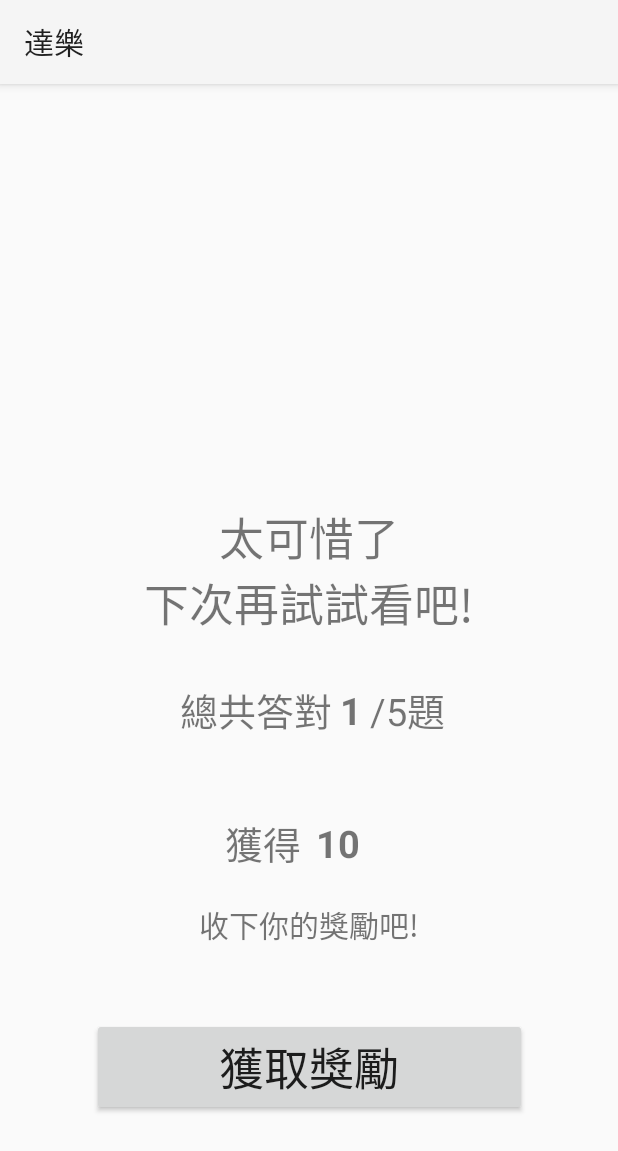
After one commit to YiChi517/daller1.0, an Android app: the fragment FailFragment shown on its own in the app's theme, on a phone screen of 412 x 824 dp. The commit adds this screen. Shown: the top 1151 px of the screen. Run offline under Robolectric (Android 15) with nearby library versions, the phone set to English and light mode, and no system bars.

Commit message:
新增UI: 1.開始的頁面 2.挑戰成功頁面 3.挑戰失敗頁面

```diff
--- /dev/null
+++ b/app/src/main/java/com/example/dalleralpha1_0_0/home/FailFragment.kt
@@ -0,0 +1,60 @@
+package com.example.dalleralpha1_0_0.home
+
+import android.os.Bundle
+import androidx.fragment.app.Fragment
+import android.view.LayoutInflater
+import android.view.View
+import android.view.ViewGroup
+import com.example.dalleralpha1_0_0.R
+
+// TODO: Rename parameter arguments, choose names that match
+// the fragment initialization parameters, e.g. ARG_ITEM_NUMBER
+private const val ARG_PARAM1 = "param1"
+private const val ARG_PARAM2 = "param2"
+
+/**
+ * A simple [Fragment] subclass.
+ * Use the [FailFragment.newInstance] factory method to
+ * create an instance of this fragment.
+ */
+class FailFragment : Fragment() {
+    // TODO: Rename and change types of parameters
+    private var param1: String? = null
+    private var param2: String? = null
+
+    override fun onCreate(savedInstanceState: Bundle?) {
+        super.onCreate(savedInstanceState)
+        arguments?.let {
+            param1 = it.getString(ARG_PARAM1)
+            param2 = it.getString(ARG_PARAM2)
+        }
+    }
+
+    override fun onCreateView(
+        inflater: LayoutInflater, container: ViewGroup?,
+        savedInstanceState: Bundle?
+    ): View? {
+        // Inflate the layout for this fragment
+        return inflater.inflate(R.layout.fragment_fail, container, false)
+    }
+
+    companion object {
+        /**
+         * Use this factory method to create a new instance of
+         * this fragment using the provided parameters.
+         *
+         * @param param1 Parameter 1.
+         * @param param2 Parameter 2.
+         * @return A new instance of fragment FailFragment.
+         */
+        // TODO: Rename and change types and number of parameters
+        @JvmStatic
+        fun newInstance(param1: String, param2: String) =
+            FailFragment().apply {
+                arguments = Bundle().apply {
+                    putString(ARG_PARAM1, param1)
+                    putString(ARG_PARAM2, param2)
+                }
+            }
+    }
+}
--- /dev/null
+++ b/app/src/main/res/layout/fragment_fail.xml
@@ -0,0 +1,102 @@
+<?xml version="1.0" encoding="utf-8"?>
+<androidx.constraintlayout.widget.ConstraintLayout xmlns:android="http://schemas.android.com/apk/res/android"
+    xmlns:app="http://schemas.android.com/apk/res-auto"
+    xmlns:tools="http://schemas.android.com/tools"
+    android:layout_width="match_parent"
+    android:layout_height="match_parent">
+
+    <TextView
+        android:id="@+id/title"
+        android:layout_width="wrap_content"
+        android:layout_height="wrap_content"
+        android:text="太可惜了\n下次再試試看吧!"
+        android:textSize="30sp"
+        android:textAlignment="center"
+        app:layout_constraintTop_toTopOf="parent"
+        android:layout_marginTop="280dp"
+        app:layout_constraintStart_toStartOf="parent"
+        app:layout_constraintEnd_toEndOf="parent"/>
+
+    <TextView
+        android:id="@+id/level_start"
+        android:layout_width="wrap_content"
+        android:layout_height="wrap_content"
+        android:text="總共答對"
+        android:textSize="25sp"
+        app:layout_constraintStart_toStartOf="parent"
+        android:layout_marginStart="120dp"
+        app:layout_constraintTop_toBottomOf="@id/title"
+        android:layout_marginTop="30dp" />
+
+    <TextView
+        android:id="@+id/center"
+        android:layout_width="wrap_content"
+        android:layout_height="wrap_content"
+        android:text="1"
+        android:textSize="25sp"
+        android:textStyle="bold"
+        app:layout_constraintStart_toEndOf="@id/level_start"
+        android:layout_marginStart="5dp"
+        app:layout_constraintTop_toTopOf="@id/level_start"
+        app:layout_constraintBottom_toBottomOf="@id/level_start"/>
+
+    <TextView
+        android:id="@+id/level_end"
+        android:layout_width="wrap_content"
+        android:layout_height="wrap_content"
+        android:text="/5題"
+        android:textSize="25sp"
+        app:layout_constraintStart_toEndOf="@id/center"
+        android:layout_marginStart="5dp"
+        app:layout_constraintTop_toTopOf="@id/level_start" />
+
+
+
+    <TextView
+        android:id="@+id/award"
+        android:layout_width="wrap_content"
+        android:layout_height="wrap_content"
+        android:text="獲得"
+        android:textSize="25sp"
+        app:layout_constraintStart_toStartOf="parent"
+        android:layout_marginStart="150dp"
+        app:layout_constraintTop_toBottomOf="@id/level_start"
+        android:layout_marginTop="50dp"/>
+
+    <TextView
+        android:id="@+id/award_contnet"
+        android:layout_width="wrap_content"
+        android:layout_height="wrap_content"
+        android:text="10"
+        android:textSize="25sp"
+        android:textStyle="bold"
+        app:layout_constraintStart_toEndOf="@id/award"
+        android:layout_marginStart="10dp"
+        app:layout_constraintTop_toTopOf="@id/award"
+        app:layout_constraintBottom_toBottomOf="@id/award"/>
+
+    <TextView
+        android:id="@+id/receive"
+        android:layout_width="wrap_content"
+        android:layout_height="wrap_content"
+        android:text="收下你的獎勵吧!"
+        android:textSize="20sp"
+        app:layout_constraintTop_toBottomOf="@id/award"
+        android:layout_marginTop="20dp"
+        app:layout_constraintStart_toStartOf="parent"
+        app:layout_constraintEnd_toEndOf="parent"/>
+
+    <Button
+        android:id="@+id/back"
+        android:layout_width="290dp"
+        android:layout_height="wrap_content"
+        android:text="獲取獎勵"
+        android:textSize="30sp"
+        app:layout_constraintBottom_toBottomOf="parent"
+        android:layout_marginBottom="80dp"
+        app:layout_constraintStart_toStartOf="parent"
+        android:layout_marginStart="40dp"
+        app:layout_constraintEnd_toEndOf="parent"
+        android:layout_marginEnd="40dp"/>
+
+</androidx.constraintlayout.widget.ConstraintLayout>
```
Also changed, not shown: app/src/main/java/com/example/dalleralpha1_0_0/home/LevelFragment.kt (+11 -11 lines), app/src/main/java/com/example/dalleralpha1_0_0/home/StartFragment.kt (added, +60 -0 lines), app/src/main/java/com/example/dalleralpha1_0_0/home/SuccessFragment.kt (added, +60 -0 lines), app/src/main/res/layout/fragment_start.xml (added, +102 -0 lines), app/src/main/res/layout/fragment_success.xml (added, +101 -0 lines).
